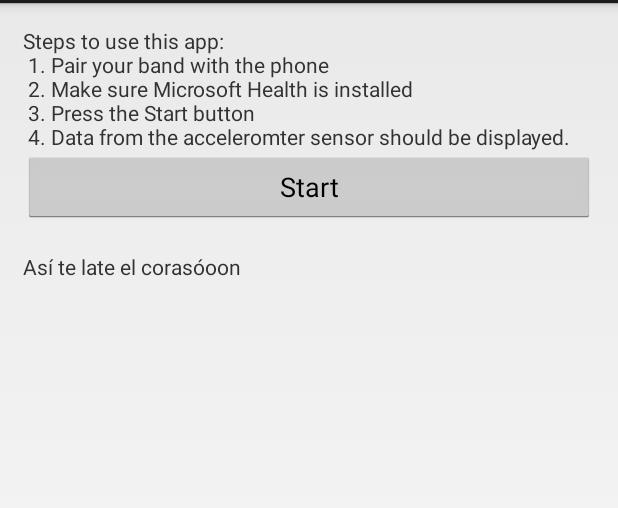
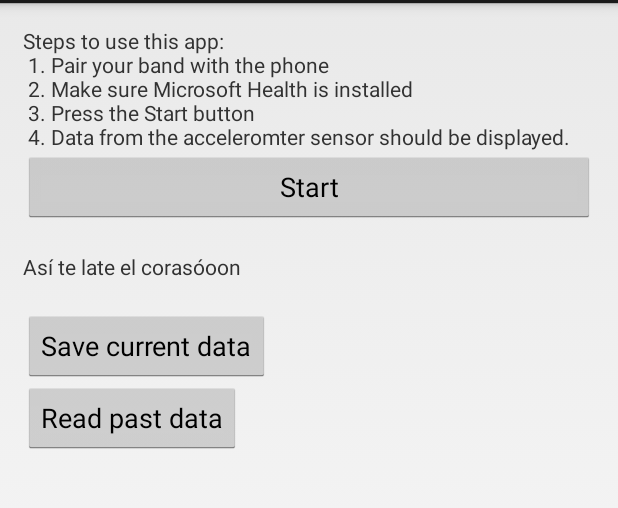
Before and after one commit to jonieva/DB, an Android app: the screen it shows after launch (BandStreamingAppActivity), on a phone screen of 412 x 824 dp, the part 69-577 px from its top. Run offline under Robolectric (Android 15) with nearby library versions, the phone set to English and light mode, and no system bars.

Commit message:
Reading and writing heart rate in SQLite

```diff
--- a/app/src/main/java/diabeatIT/BandStreamingAppActivity.java
+++ b/app/src/main/java/diabeatIT/BandStreamingAppActivity.java
@@ -32,6 +32,9 @@ import com.microsoft.band.sensors.BandHeartRateEventListener;
 import com.microsoft.band.sensors.HeartRateConsentListener;
 import com.microsoft.band.sensors.SampleRate;
 
+import android.content.ContentValues;
+import android.database.Cursor;
+import android.database.sqlite.SQLiteDatabase;
 import android.os.Bundle;
 import android.view.View;
 import android.app.Activity;
@@ -39,6 +42,10 @@ import android.os.AsyncTask;
 import android.view.View.OnClickListener;
 import android.widget.Button;
 import android.widget.TextView;
+
+import java.text.DateFormat;
+import java.text.SimpleDateFormat;
+import java.util.Date;
 
 public class BandStreamingAppActivity extends Activity {
 
@@ -48,6 +55,14 @@ public class BandStreamingAppActivity extends Activity {
 	private TextView txtHeartRate;
 	private Activity mainActivity;
 
+	//private DiabeatITDbHelper dbHelper;
+	SQLiteDatabase db;
+
+	private Button btnSaveData;
+	private Button btnReadData;
+	private TextView txtDataStatus;
+	private int currentHeartRate = 0;
+
     @Override
     protected void onCreate(Bundle savedInstanceState) {
         super.onCreate(savedInstanceState);
@@ -55,7 +70,9 @@ public class BandStreamingAppActivity extends Activity {
 
         txtStatus = (TextView) findViewById(R.id.txtStatus);
 		txtHeartRate = (TextView) findViewById(R.id.txtHeartRate);
+		txtDataStatus = (TextView) findViewById(R.id.txtDataStatus);
         btnStart = (Button) findViewById(R.id.btnStart);
+
         btnStart.setOnClickListener(new OnClickListener() {
 			@Override
 			public void onClick(View v) {
@@ -63,7 +80,35 @@ public class BandStreamingAppActivity extends Activity {
 				new appTask().execute();
 			}
 		});
+
+		btnSaveData = (Button) findViewById(R.id.btnSaveData);
+		btnSaveData.setOnClickListener(new OnClickListener() {
+			@Override
+			public void onClick(View v) {
+				try {
+					saveCurrentHeartRate();
+				}
+				catch (Exception ex) {
+					showException(ex.getMessage());
+				}
+			}
+		});
+
+		btnReadData = (Button) findViewById(R.id.btnReadData);
+		btnReadData.setOnClickListener(new OnClickListener() {
+			@Override
+			public void onClick(View v) {
+				try {
+					readLastRate();
+				} catch (Exception ex) {
+					showException(ex.getMessage());
+				}
+			}
+		});
+
 		mainActivity = this;
+
+		createDb();
     }
 
 	@Override
@@ -88,46 +133,40 @@ public class BandStreamingAppActivity extends Activity {
 		}
 	}
 
-	private class appTask extends AsyncTask<Void, Void, Void> {
-		@Override
-		protected Void doInBackground(Void... params) {
-			try {
-				if (getConnectedBandClient()) {
-					appendToUI("Band is connected.\n");
-					client.getSensorManager().registerAccelerometerEventListener(mAccelerometerEventListener, SampleRate.MS128);
 
-					if(client.getSensorManager().getCurrentHeartRateConsent() !=
-							UserConsent.GRANTED) {
-						// user has not consented, request it
-						// the calling class is both an Activity and implements
-						// HeartRateConsentListener
-						client.getSensorManager().requestHeartRateConsent(mainActivity, heartRateConsentListener);
-					}
-					client.getSensorManager().registerHeartRateEventListener(mHeartRateEventListener);
-				} else {
-					appendToUI("Band isn't connected. Please make sure bluetooth is on and the band is in range.\n");
-				}
-			} catch (BandException e) {
-				String exceptionMessage="";
-				switch (e.getErrorType()) {
-				case UNSUPPORTED_SDK_VERSION_ERROR:
-					exceptionMessage = "Microsoft Health BandService doesn't support your SDK Version. Please update to latest SDK.";
-					break;
-				case SERVICE_ERROR:
-					exceptionMessage = "Microsoft Health BandService is not available. Please make sure Microsoft Health is installed and that you have the correct permissions.";
-					break;
-				default:
-					exceptionMessage = "Unknown error occured: " + e.getMessage();
-					break;
-				}
-				showException(exceptionMessage);
+	private void createDb() {
+		DiabeatITDbHelper dbHelper = new DiabeatITDbHelper(this);
+		db = dbHelper.getWritableDatabase();
+	}
+
+	private void saveCurrentHeartRate() {
+		DateFormat dateFormat = new SimpleDateFormat("yyyy/MM/dd HH:mm:ss");
+		String dateStr = dateFormat.format(new Date());
 
 
-			} catch (Exception e) {
-				appendToUI(e.getMessage());
-			}
-			return null;
-		}
+		ContentValues values = new ContentValues();
+		values.put("Value", currentHeartRate);
+		values.put("Date", dateStr);
+		db.insert("HeartRateEntry", "null", values);
+
+		appendToUI("Written " + currentHeartRate + " at " + dateStr, txtDataStatus);
+	}
+
+	private void readLastRate() {
+		String[] projection = {"Id, Value, Date"};
+		Cursor c = db.query(
+				"HeartRateEntry",  // The table to query
+				projection,                               // The columns to return
+				null,                                // The columns for the WHERE clause
+				null,                            // The values for the WHERE clause
+				null,                                     // don't group the rows
+				null,                                     // don't filter by row groups
+				"Id DESC"                                 // The sort order
+		);
+		c.moveToFirst();
+		int rate = c.getInt(c.getColumnIndex("Value"));
+		String date = c.getString(c.getColumnIndex("Date"));
+		appendToUI("Read " + rate + " at " + date, txtDataStatus);
 	}
 
 	private void showException(String message) {
@@ -172,6 +211,7 @@ public class BandStreamingAppActivity extends Activity {
 				if (bandHeartRateEvent != null) {
 					appendToUI(String.format("Heart rate: %d",
 							bandHeartRateEvent.getHeartRate()), txtHeartRate);
+					currentHeartRate = bandHeartRateEvent.getHeartRate();
 				}
 			}
 			catch (Exception ex) {
@@ -195,4 +235,46 @@ public class BandStreamingAppActivity extends Activity {
 		appendToUI("Band is connecting...\n");
 		return ConnectionState.CONNECTED == client.connect().await();
 	}
+
+	private class appTask extends AsyncTask<Void, Void, Void> {
+		@Override
+		protected Void doInBackground(Void... params) {
+			try {
+				if (getConnectedBandClient()) {
+					appendToUI("Band is connected.\n");
+					client.getSensorManager().registerAccelerometerEventListener(mAccelerometerEventListener, SampleRate.MS128);
+
+					if(client.getSensorManager().getCurrentHeartRateConsent() !=
+							UserConsent.GRANTED) {
+						// user has not consented, request it
+						// the calling class is both an Activity and implements
+						// HeartRateConsentListener
+						client.getSensorManager().requestHeartRateConsent(mainActivity, heartRateConsentListener);
+					}
+					client.getSensorManager().registerHeartRateEventListener(mHeartRateEventListener);
+				} else {
+					appendToUI("Band isn't connected. Please make sure bluetooth is on and the band is in range.\n");
+				}
+			} catch (BandException e) {
+				String exceptionMessage="";
+				switch (e.getErrorType()) {
+					case UNSUPPORTED_SDK_VERSION_ERROR:
+						exceptionMessage = "Microsoft Health BandService doesn't support your SDK Version. Please update to latest SDK.";
+						break;
+					case SERVICE_ERROR:
+						exceptionMessage = "Microsoft Health BandService is not available. Please make sure Microsoft Health is installed and that you have the correct permissions.";
+						break;
+					default:
+						exceptionMessage = "Unknown error occured: " + e.getMessage();
+						break;
+				}
+				showException(exceptionMessage);
+
+
+			} catch (Exception e) {
+				appendToUI(e.getMessage());
+			}
+			return null;
+		}
+	}
 }
--- /dev/null
+++ b/app/src/main/java/diabeatIT/DiabeatITDbHelper.java
@@ -0,0 +1,55 @@
+package diabeatIT;
+
+import android.content.Context;
+import android.database.sqlite.SQLiteDatabase;
+import android.database.sqlite.SQLiteOpenHelper;
+import android.provider.BaseColumns;
+
+/**
+ * Created by Jorge on 05/05/15.
+ */
+//public final class DbStructure {
+//    public DbStructure() {}
+//
+//    public static abstract class HeartRateEntry implements BaseColumns {
+//        public static final String TABLE_NAME = "HeartRateEntry";
+//        public static final String COLUMN_NAME_ENTRY_ID = "Id";
+//        public static final String COLUMN_NAME_VALUE = "Value";
+//        public static final String COLUMN_NAME_DATE = "Date";
+//
+//    }
+//}
+
+public class DiabeatITDbHelper extends SQLiteOpenHelper {
+    public static final int DATABASE_VERSION = 1;
+    public static final String DATABASE_NAME = "DiabeatIT.db";
+
+    public static final String SQL_CREATE_DB =
+        "CREATE TABLE HeartRateEntry " +
+                "(Id INTEGER PRIMARY KEY, " +
+                "Value INTEGER," +
+                "Date TEXT)";
+
+    public static final String SQL_DELETE_DB =
+            "DROP TABLE HeartRateEntry";
+
+
+
+
+    public DiabeatITDbHelper(Context context) {
+        super(context, DATABASE_NAME, null, DATABASE_VERSION);
+    }
+
+    @Override
+    public void onCreate(SQLiteDatabase db) {
+        db.execSQL(SQL_CREATE_DB);
+    }
+
+    @Override
+    public void onUpgrade(SQLiteDatabase db, int oldVersion, int newVersion) {
+        db.execSQL(SQL_DELETE_DB);
+        onCreate(db);
+    }
+
+
+}
--- a/app/src/main/res/layout/activity_main.xml
+++ b/app/src/main/res/layout/activity_main.xml
@@ -35,4 +35,24 @@
         android:layout_height="wrap_content"
         android:text="" />
 
+    <Button
+        android:layout_width="wrap_content"
+        android:layout_height="wrap_content"
+        android:text="Save current data"
+        android:id="@+id/btnSaveData"
+        android:onClick="onSaveCurrentData"
+        android:nestedScrollingEnabled="true" />
+
+    <Button
+        android:layout_width="wrap_content"
+        android:layout_height="wrap_content"
+        android:text="Read past data"
+        android:id="@+id/btnReadData" />
+
+    <TextView
+        android:id="@+id/txtDataStatus"
+        android:layout_width="311dp"
+        android:layout_height="wrap_content"
+        android:text="" />
+
 </LinearLayout>
```
Also changed, not shown: 1 other file.
